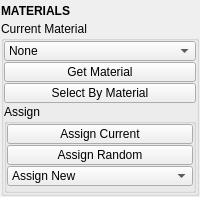
Before: the Qt Designer form tentacle/ui/materials.ui in m3trik/tentacle, drawn with Qt 5.
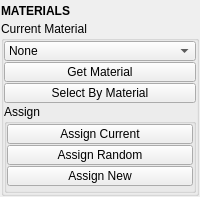
After: the same form once the commit is applied. Custom widgets are drawn as their Qt base class.

```diff
--- a/tentacle/ui/materials.ui
+++ b/tentacle/ui/materials.ui
@@ -251,7 +251,10 @@
              </widget>
             </item>
             <item>
-             <widget class="ComboBox" name="cmb000">
+             <widget class="PushButton" name="b006">
+              <property name="enabled">
+               <bool>true</bool>
+              </property>
               <property name="minimumSize">
                <size>
                 <width>0</width>
@@ -267,23 +270,9 @@
               <property name="toolTip">
                <string>Assign a new material to the current selection.</string>
               </property>
-              <property name="maxVisibleItems">
-               <number>40</number>
+              <property name="text">
+               <string>Assign New</string>
               </property>
-              <property name="maxCount">
-               <number>500</number>
-              </property>
-              <property name="sizeAdjustPolicy">
-               <enum>QComboBox::AdjustToContents</enum>
-              </property>
-              <property name="frame">
-               <bool>true</bool>
-              </property>
-              <item>
-               <property name="text">
-                <string>Assign New</string>
-               </property>
-              </item>
              </widget>
             </item>
             <item>
```
